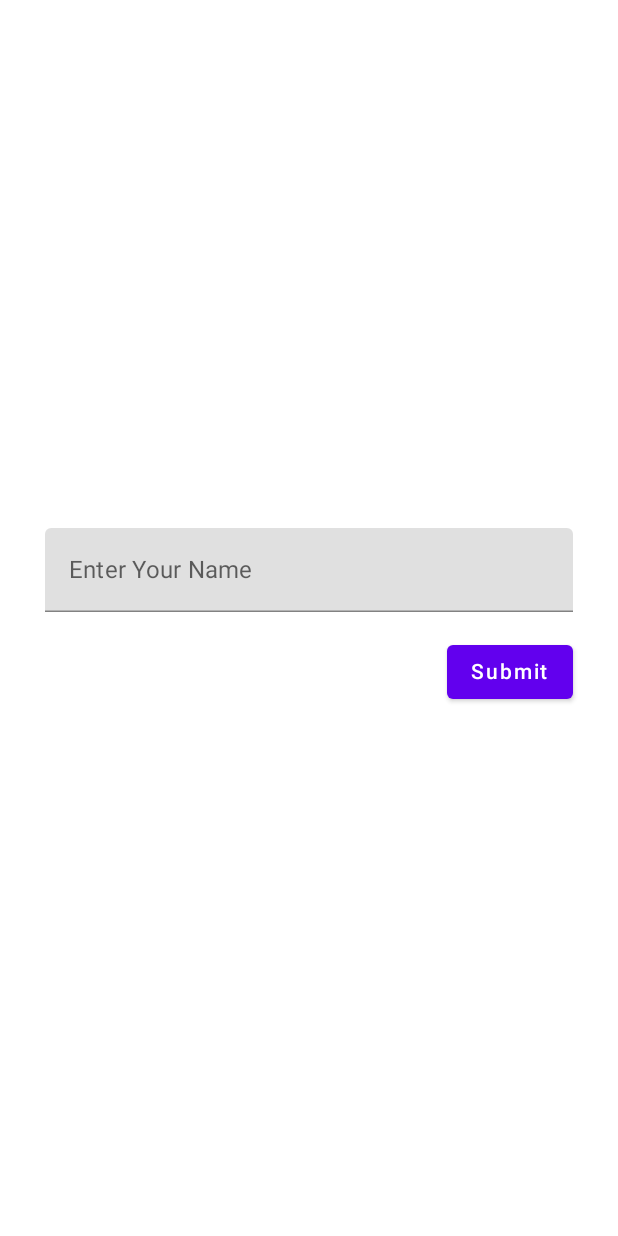
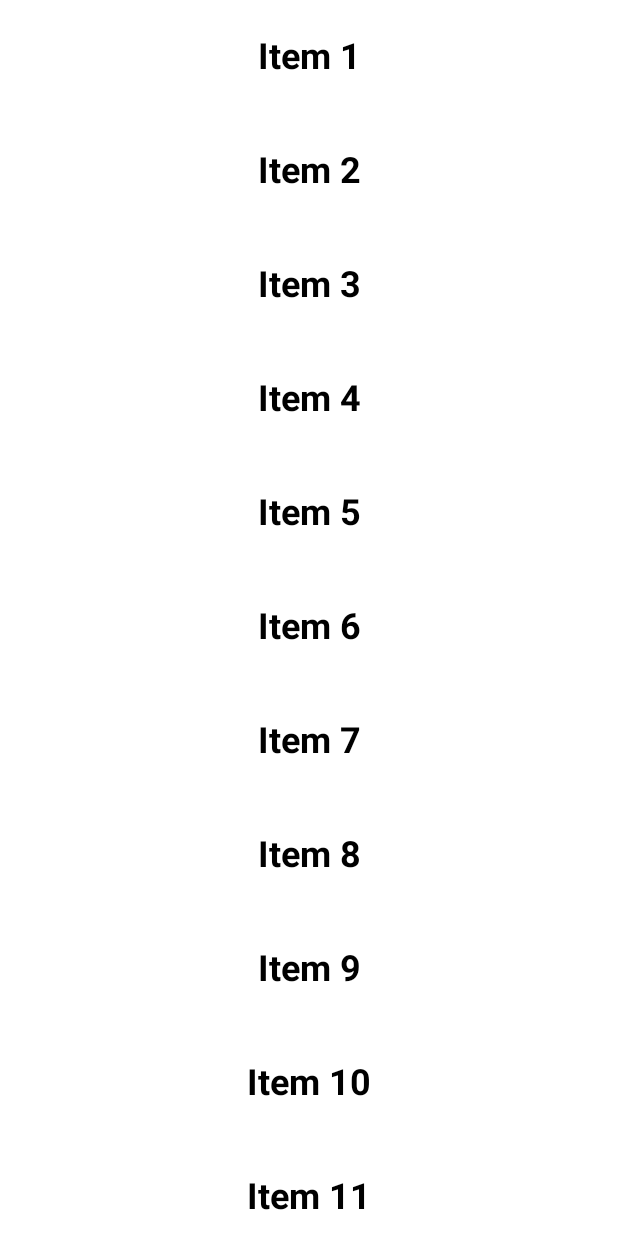
Before and after one commit to hanselgunawan/jetpack-compose, an Android app built with Jetpack Compose: the screen it shows after launch (MainActivity), on a phone screen of 412 x 824 dp. Run offline under Robolectric (Android 15) with nearby library versions, the phone set to English and light mode, and no system bars.

Commit message:
Basic Vertical Column Scrollable

```diff
--- a/app/src/main/java/com/example/jetpackcompose/MainActivity.kt
+++ b/app/src/main/java/com/example/jetpackcompose/MainActivity.kt
@@ -11,6 +11,8 @@ import androidx.compose.foundation.layout.fillMaxSize
 import androidx.compose.foundation.layout.fillMaxWidth
 import androidx.compose.foundation.layout.height
 import androidx.compose.foundation.layout.padding
+import androidx.compose.foundation.rememberScrollState
+import androidx.compose.foundation.verticalScroll
 import androidx.compose.material.Button
 import androidx.compose.material.Scaffold
 import androidx.compose.material.Text
@@ -23,50 +25,30 @@ import androidx.compose.runtime.rememberCoroutineScope
 import androidx.compose.runtime.setValue
 import androidx.compose.ui.Alignment
 import androidx.compose.ui.Modifier
+import androidx.compose.ui.text.font.FontWeight
+import androidx.compose.ui.text.style.TextAlign
 import androidx.compose.ui.unit.dp
+import androidx.compose.ui.unit.sp
 import kotlinx.coroutines.launch
 
 class MainActivity : ComponentActivity() {
     override fun onCreate(savedInstanceState: Bundle?) {
         super.onCreate(savedInstanceState)
         setContent {
-            val scaffoldState = rememberScaffoldState()
-            var textFieldState by remember { mutableStateOf("") }
-            val scope = rememberCoroutineScope()
-
-            Scaffold(
-                modifier = Modifier.fillMaxSize(),
-                scaffoldState = scaffoldState
+            val scrollState = rememberScrollState()
+            Column(
+                modifier = Modifier.verticalScroll(scrollState)
             ) {
-                Column(
-                    horizontalAlignment = Alignment.CenterHorizontally,
-                    verticalArrangement = Arrangement.Center,
-                    modifier = Modifier
-                        .fillMaxSize()
-                        .padding(horizontal = 30.dp)
-                ) {
-                    TextField(
-                        value = textFieldState,
-                        label = {
-                            Text(text = "Enter Your Name")
-                        },
-                        onValueChange = {
-                            textFieldState = it
-                        },
-                        singleLine = true,
-                        modifier = Modifier.fillMaxWidth()
+                for(i in 1..50) {
+                    Text(
+                        text = "Item $i",
+                        fontSize = 24.sp,
+                        fontWeight = FontWeight.Bold,
+                        textAlign = TextAlign.Center,
+                        modifier = Modifier
+                            .fillMaxWidth()
+                            .padding(vertical = 24.dp)
                     )
-                    Spacer(modifier = Modifier.height(16.dp))
-                    Box(modifier = Modifier.align(alignment = Alignment.End)) {
-                        Button(onClick = {
-                            scope.launch {
-                                scaffoldState.snackbarHostState.showSnackbar("Hello $textFieldState!")
-                            }
-                        }) {
-                            Text("Submit")
-                        }
-                    }
-
                 }
             }
         }
```
